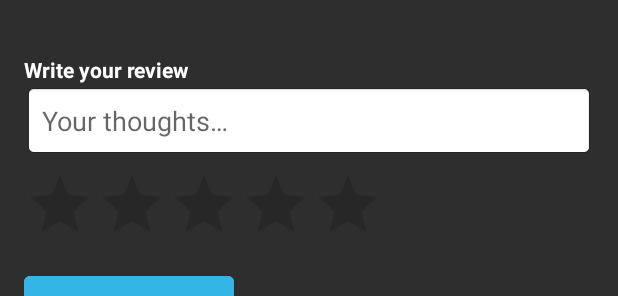
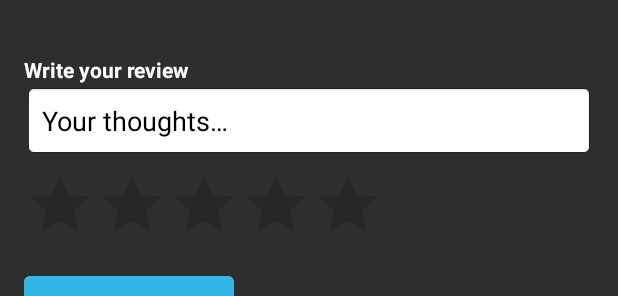
Before and after one commit to PoojaJodheea/StepAssist, an Android app built with Jetpack Compose: the layout bottom_sheet.xml on its own in the app's theme, with its tools: preview values and no code run, on a phone screen of 412 x 824 dp. Shown: the part 496-792 px from the top of the screen. Run offline under Robolectric (Android 15) with nearby library versions, the phone set to English and light mode, and no system bars.

Commit message:
Initial Commit - StepAssist

```diff
--- a/app/src/main/res/layout/bottom_sheet.xml
+++ b/app/src/main/res/layout/bottom_sheet.xml
@@ -82,7 +82,8 @@
             android:layout_marginBottom="8dp"
             android:background="@android:drawable/editbox_background_normal"
             android:importantForAutofill="yes"
-            android:textColor="#FFFFFF"
+            android:textColor="@android:color/black"
+            android:textColorHint="@android:color/black"
           />
 
         <!-- RatingBar -->
```
